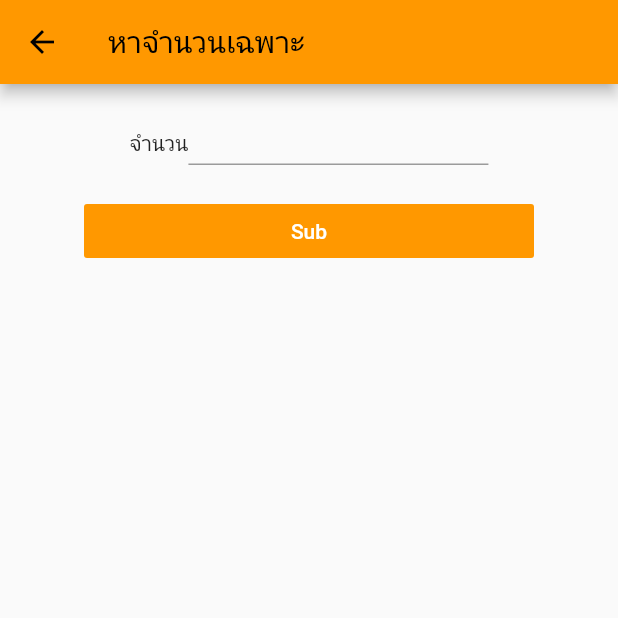
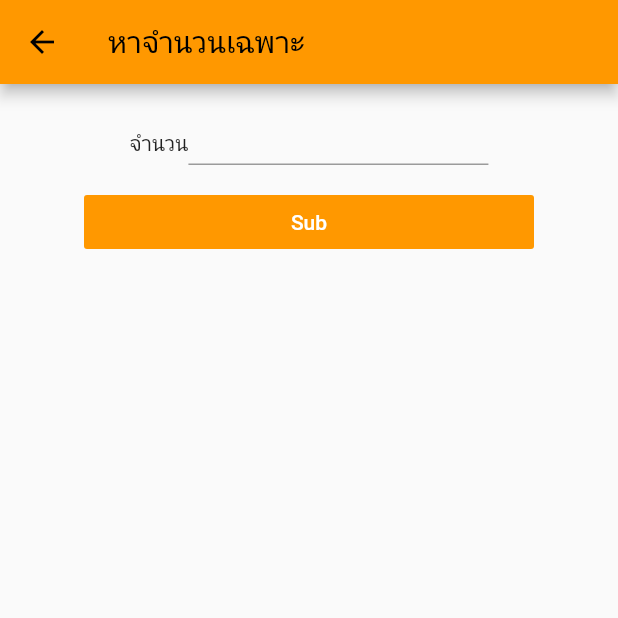
Before and after one commit to Peachvon/test_ui_workmotion, a Flutter app: the PrimeNumberScreen screen opened directly, after a tap on "Sub", on a phone screen of 412 x 824 dp, the top half of it. Run offline on Flutter 3.47's test engine with Material 2 defaults, Android fonts, the phone set to English and light mode, and no system bars; our stand-ins replace auto_size_text.

```diff
--- a/lib/prime_number_screen.dart
+++ b/lib/prime_number_screen.dart
@@ -41,16 +41,12 @@ class _PrimeNumberScreenState extends State<PrimeNumberScreen> {
                     child: TextField(
                       keyboardType: TextInputType.number,
                       controller: inputController,
-                      style: TextStyle(
-                          color: Colors.black,
-                          fontFamily: 'Mitr',
-                          fontSize: 20),
-                      decoration: InputDecoration(),
+                      style: TextStyle(fontSize: 20),
                     ),
                   ),
                 ],
               ),
-              SizedBox(height: 20),
+              SizedBox(height: 14),
               Container(
                 width: 300,
                 child: FlatButton(
@@ -83,7 +79,7 @@ class _PrimeNumberScreenState extends State<PrimeNumberScreen> {
 
   void Calculate() {
     int X = int.parse(inputController!.text);
-    int J = 0;
+
     PN = [];
 
     for (int i = 1; i <= X; i++) {
@@ -91,11 +87,8 @@ class _PrimeNumberScreenState extends State<PrimeNumberScreen> {
           (i != 2 && i != 3 && i != 5 && i != 7)) {
       } else {
         PN.add(i);
-
-        J += 1;
       }
     }
     setState(() {});
-    print(PN.toString());
   }
 }
```
